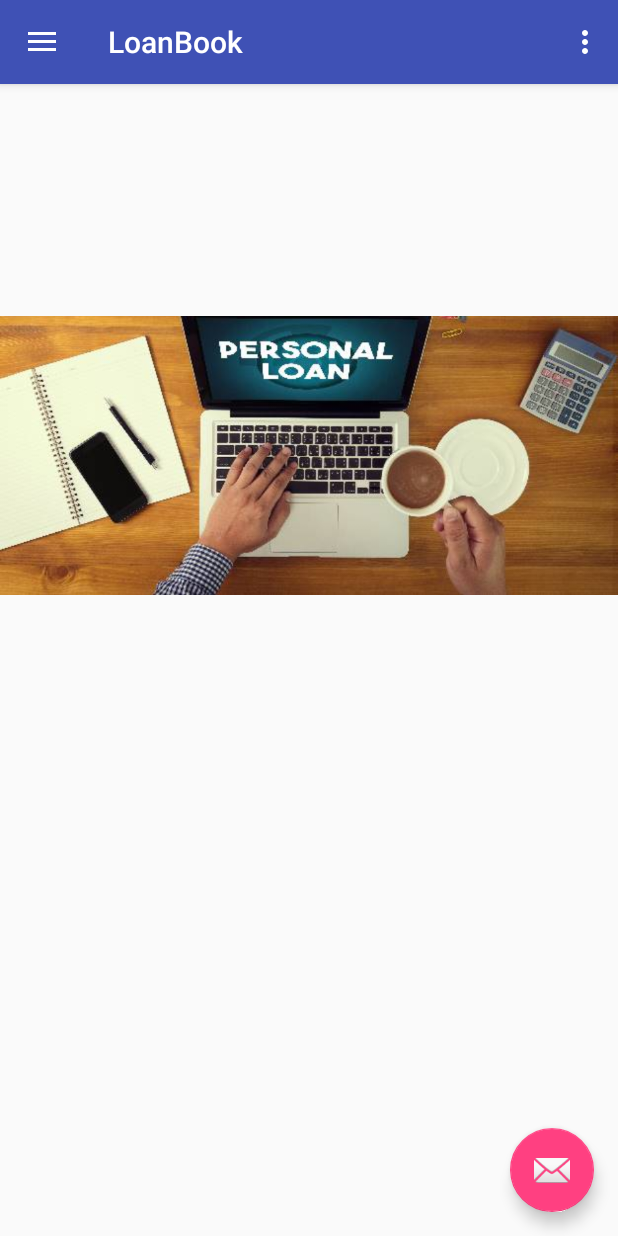
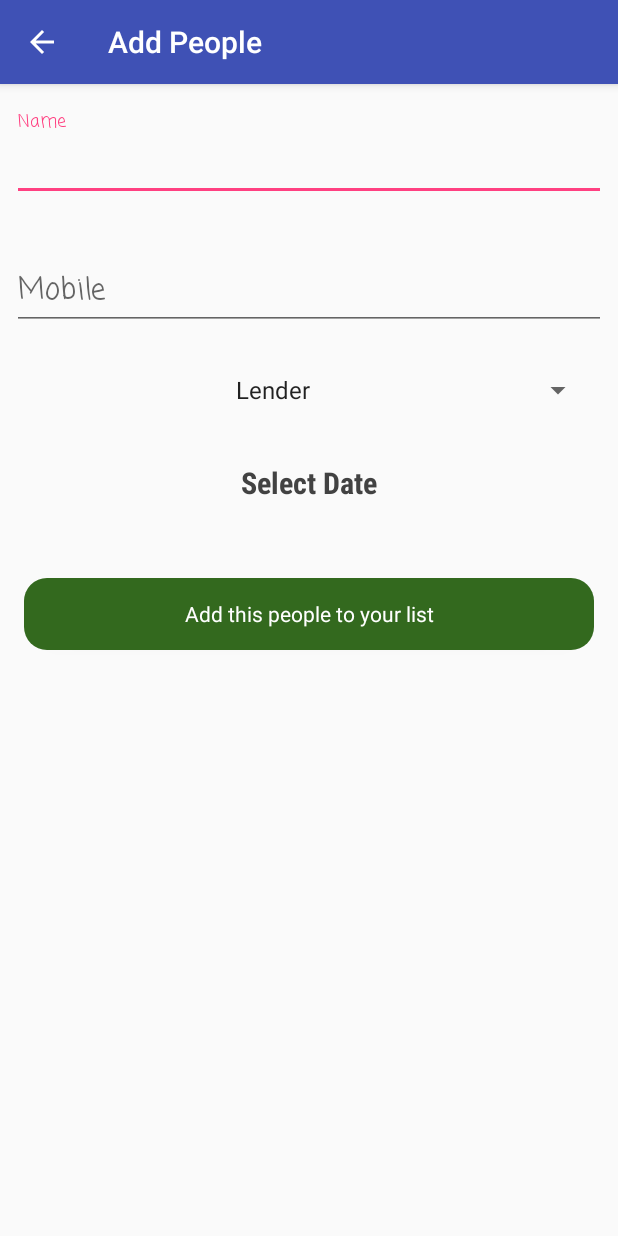
Before and after one commit to sudipto-me/LoanBook, an Android app: the MainActivity screen opened directly, with no data from a screen before it, in the side drawer, after a tap on "Add People", on a phone screen of 412 x 824 dp. Run offline under Robolectric (Android 15) with nearby library versions, the phone set to English and light mode, and no system bars.

Commit message:
user added in the database

```diff
--- /dev/null
+++ b/app/src/main/java/com/example/user/loanbook/AddPeopleActivity.java
@@ -0,0 +1,106 @@
+package com.example.user.loanbook;
+
+import android.app.DatePickerDialog;
+import android.content.Context;
+import android.database.Cursor;
+import android.graphics.Color;
+import android.graphics.drawable.ColorDrawable;
+import android.support.v7.app.AppCompatActivity;
+import android.os.Bundle;
+import android.util.Log;
+import android.view.View;
+import android.widget.Button;
+import android.widget.DatePicker;
+import android.widget.EditText;
+import android.widget.Spinner;
+import android.widget.TextView;
+
+import java.util.Calendar;
+
+public class AddPeopleActivity extends AppCompatActivity {
+
+    private static final String TAG = "MainActivity";
+    private TextView mDisplayDate;
+    private Spinner mSpinner;
+    private DatePickerDialog.OnDateSetListener mDateSetLisener;
+    Context context;
+    private EditText mPeoplesName, mPeoplesNumber;
+    private Button mAddPeople;
+    String peoplesName, peoplesNumber, peoplesType, date;
+    MyDb db;
+
+
+    @Override
+    protected void onCreate(Bundle savedInstanceState) {
+        super.onCreate(savedInstanceState);
+        setContentView(R.layout.activity_add_people);
+        setTitle("Add People");
+        getSupportActionBar().setDisplayHomeAsUpEnabled(true);
+        context = this;
+
+        mDisplayDate = (TextView) findViewById(R.id.tv_show_date);
+        mSpinner = (Spinner) findViewById(R.id.spr_man_type);
+        mPeoplesName = (EditText) findViewById(R.id.et_new_name);
+        mPeoplesNumber = (EditText) findViewById(R.id.et_new_number);
+        mAddPeople = (Button) findViewById(R.id.btn_add_people);
+
+
+    }
+
+    @Override
+    protected void onStart() {
+        super.onStart();
+
+
+        mDisplayDate.setOnClickListener(new View.OnClickListener() {
+            @Override
+            public void onClick(View view) {
+                Calendar cal = Calendar.getInstance();
+                int year = cal.get(Calendar.YEAR);
+                int month = cal.get(Calendar.MONTH);
+                int day = cal.get(Calendar.DAY_OF_MONTH);
+
+                DatePickerDialog dialog = new DatePickerDialog(context,
+                        android.R.style.Theme_DeviceDefault_Dialog_Alert,
+                        mDateSetLisener,
+                        year, month, day);
+
+                dialog.getWindow().setBackgroundDrawable(new ColorDrawable(Color.TRANSPARENT));
+                dialog.show();
+            }
+        });
+
+        mDateSetLisener = new DatePickerDialog.OnDateSetListener() {
+            @Override
+            public void onDateSet(DatePicker datePicker, int year, int month, int day) {
+
+                month = month + 1;
+                date = month + "/" + day + "/" + year;
+                mDisplayDate.setText(date);
+
+            }
+        };
+        db = new MyDb(this);
+
+
+        mAddPeople.setOnClickListener(new View.OnClickListener() {
+            @Override
+            public void onClick(View view) {
+                peoplesName = mPeoplesName.getText().toString().trim();
+                peoplesNumber = mPeoplesNumber.getText().toString().trim();
+                peoplesType = String.valueOf(mSpinner.getSelectedItem());
+
+                db.insertPeople(peoplesName, peoplesNumber, peoplesType, date);
+
+                Cursor cursor = db.getPeople();
+                if (cursor.moveToFirst()) {
+                    Log.d("Data" + "From" + cursor.getString(1), toString());
+                }
+
+
+            }
+        });
+
+
+    }
+}
--- a/app/src/main/java/com/example/user/loanbook/LoginActivity.java
+++ b/app/src/main/java/com/example/user/loanbook/LoginActivity.java
@@ -50,7 +50,7 @@ public class LoginActivity extends AppCompatActivity {
         db = new MyDb(this);
         Cursor cursor = db.getUser();
         if (cursor.moveToFirst()) {
-            Toast.makeText(LoginActivity.this, "GET DATA FROM DB" + cursor.getString(0), Toast.LENGTH_LONG).show();
+            //Toast.makeText(LoginActivity.this, "GET DATA FROM DB" + cursor.getString(0), Toast.LENGTH_LONG).show();
 
 
             //startActivity(new Intent(LoginActivity.this, LocationActivity.class));
--- a/app/src/main/java/com/example/user/loanbook/MainActivity.java
+++ b/app/src/main/java/com/example/user/loanbook/MainActivity.java
@@ -1,5 +1,6 @@
 package com.example.user.loanbook;
 
+import android.content.Intent;
 import android.os.Bundle;
 import android.support.design.widget.FloatingActionButton;
 import android.support.design.widget.Snackbar;
@@ -85,6 +86,8 @@ public class MainActivity extends AppCompatActivity
             // Handle the camera action
             Toast.makeText(MainActivity.this,"Hello World",Toast.LENGTH_SHORT).show();
         } else if (id == R.id.nav_gallery) {
+            Intent intent = new Intent(MainActivity.this,AddPeopleActivity.class);
+            startActivity(intent);
 
         } else if (id == R.id.nav_slideshow) {
 
--- a/app/src/main/java/com/example/user/loanbook/MyDb.java
+++ b/app/src/main/java/com/example/user/loanbook/MyDb.java
@@ -13,7 +13,7 @@ import android.database.sqlite.SQLiteOpenHelper;
 public class MyDb extends SQLiteOpenHelper {
 
     //database version
-    public static final int DATABASE_VERSION = 1;
+    public static final int DATABASE_VERSION = 3;
     //database name
     public static final String DATABASE_NAME = "loanbook.db";
     //table name
@@ -23,13 +23,26 @@ public class MyDb extends SQLiteOpenHelper {
     public static final String COLUMN_ONE = "name";
     public static final String COLUMN_TWO = "password";
 
+    //new table name
+    public static final String TABLE_PEOPLE = "PeoplesTable";
+    //column name
+    public static final String COLUMN_NAME = "name";
+    public static final String COLUMN_MOBILE = "mobile";
+    public static final String COLUMN_TYPE = "type";
+    public static final String COLUMN_DATE = "date";
+
+
     //table query
-    public static final String  SQL_CREATE_TABLE = "CREATE TABLE "+TABLE_NAME+"("+COLUMN_ONE+" TEXT,"+
-            COLUMN_TWO+" TEXT)";
+    public static final String SQL_CREATE_TABLE = "CREATE TABLE " + TABLE_NAME + "(" + COLUMN_ONE + " TEXT," +
+            COLUMN_TWO + " TEXT)";
+
+    public static final String SQL_CREATE_PEOPLE = "CREATE TABLE "+ TABLE_PEOPLE+ "("+ COLUMN_NAME+ " TEXT,"+
+            COLUMN_MOBILE+" TEXT,"+
+            COLUMN_TYPE+" TEXT,"+
+            COLUMN_DATE+" TEXT)";
 
     private static final String SQL_DELETE_ENTRIES =
             "DROP TABLE IF EXISTS " + TABLE_NAME;
-
 
 
     public MyDb(Context context) {
@@ -40,6 +53,7 @@ public class MyDb extends SQLiteOpenHelper {
     public void onCreate(SQLiteDatabase sqLiteDatabase) {
 
         sqLiteDatabase.execSQL(SQL_CREATE_TABLE);
+        sqLiteDatabase.execSQL(SQL_CREATE_PEOPLE);
 
 
     }
@@ -51,26 +65,41 @@ public class MyDb extends SQLiteOpenHelper {
         onCreate(sqLiteDatabase);
     }
 
-    //adding value in the database
-    public void insetUser(String value1,String value2){
+    //adding user in the database
+    public void insetUser(String value1, String value2) {
         SQLiteDatabase db = this.getWritableDatabase();
 
         //Create a new map of values
         ContentValues contentValues = new ContentValues();
-        contentValues.put(COLUMN_ONE,value1);
-        contentValues.put(COLUMN_TWO,value2);
+        contentValues.put(COLUMN_ONE, value1);
+        contentValues.put(COLUMN_TWO, value2);
 
         //create a new row in the database every time
-        long newRowId = db.insert(TABLE_NAME,null,contentValues);
+        long newRowId = db.insert(TABLE_NAME, null, contentValues);
 
     }
 
-    //showing values in the database
-    public Cursor getUser(){
+    //adding people in the database
+    public void insertPeople(String name,String number,String type,String date){
+        SQLiteDatabase db = this.getWritableDatabase();
+
+        //create a new map of values
+        ContentValues contentValues = new ContentValues();
+        contentValues.put(COLUMN_NAME,name);
+        contentValues.put(COLUMN_MOBILE,number);
+        contentValues.put(COLUMN_TYPE,type);
+        contentValues.put(COLUMN_DATE,date);
+
+        //create a new row in the table
+        long newRowId = db.insert(TABLE_PEOPLE,null,contentValues);
+    }
+
+    //get user valued from the database
+    public Cursor getUser() {
         SQLiteDatabase db = this.getReadableDatabase();
 
-        String [] projection = {
-                COLUMN_ONE,COLUMN_TWO
+        String[] projection = {
+                COLUMN_ONE, COLUMN_TWO
         };
 
         Cursor cursor = db.query(TABLE_NAME,
@@ -85,4 +114,26 @@ public class MyDb extends SQLiteOpenHelper {
         return cursor;
     }
 
+    //get peoples information from the database
+    public Cursor getPeople(){
+        SQLiteDatabase db = this.getReadableDatabase();
+
+        String[] projection = {
+                COLUMN_NAME,
+                COLUMN_MOBILE,
+                COLUMN_TYPE,
+                COLUMN_DATE
+        };
+
+        Cursor cursor = db.query(TABLE_PEOPLE,
+                projection,
+                null,
+                null,
+                null,
+                null,
+                null);
+
+        return cursor;
+    }
+
 }
--- /dev/null
+++ b/app/src/main/res/layout/activity_add_people.xml
@@ -0,0 +1,81 @@
+<?xml version="1.0" encoding="utf-8"?>
+<LinearLayout xmlns:android="http://schemas.android.com/apk/res/android"
+    xmlns:app="http://schemas.android.com/apk/res-auto"
+    xmlns:tools="http://schemas.android.com/tools"
+    android:layout_width="match_parent"
+    android:layout_height="match_parent"
+    android:orientation="vertical"
+    tools:context="com.example.user.loanbook.AddPeopleActivity">
+
+    <android.support.design.widget.TextInputLayout
+        android:layout_width="match_parent"
+        android:layout_height="wrap_content"
+        android:layout_marginTop="16dp">
+
+        <EditText
+            android:id="@+id/et_new_name"
+            android:layout_width="match_parent"
+            android:layout_height="wrap_content"
+            android:layout_margin="8dp"
+            android:layout_marginTop="16dp"
+            android:ems="10"
+            android:fontFamily="casual"
+            android:hint="Name"
+            android:inputType="textPersonName"
+            android:textSize="20sp"
+            android:textStyle="normal" />
+
+    </android.support.design.widget.TextInputLayout>
+
+    <android.support.design.widget.TextInputLayout
+        android:layout_width="match_parent"
+        android:layout_height="wrap_content"
+        android:layout_marginTop="16dp">
+
+        <EditText
+            android:id="@+id/et_new_number"
+            android:layout_width="match_parent"
+            android:layout_height="wrap_content"
+            android:layout_margin="8dp"
+            android:ems="10"
+            android:fontFamily="casual"
+            android:hint="Mobile"
+            android:inputType="phone"
+            android:textSize="20sp"
+            android:textStyle="normal" />
+    </android.support.design.widget.TextInputLayout>
+
+
+    <Spinner
+        android:id="@+id/spr_man_type"
+        android:layout_width="match_parent"
+        android:layout_height="32dp"
+        android:layout_margin="16dp"
+        android:layout_marginTop="21dp"
+        android:entries="@array/type"
+        android:textAlignment="center" />
+
+    <TextView
+        android:id="@+id/tv_show_date"
+        android:layout_width="wrap_content"
+        android:layout_height="wrap_content"
+        android:layout_gravity="center"
+        android:layout_marginTop="16dp"
+        android:text="Select Date"
+        android:textSize="20sp"
+        android:textColor="#424242"
+        android:textStyle="bold"
+        android:fontFamily="sans-serif-condensed"/>
+
+    <Button
+        android:id="@+id/btn_add_people"
+        style="@style/AppTheme.RoundedCornerMaterialButton"
+        android:layout_width="match_parent"
+        android:layout_height="wrap_content"
+        android:layout_marginLeft="16dp"
+        android:layout_marginRight="16dp"
+        android:layout_marginTop="50dp"
+        android:text="Add this people to your list" />
+
+
+</LinearLayout>
--- a/app/src/main/res/values/strings.xml
+++ b/app/src/main/res/values/strings.xml
@@ -3,6 +3,9 @@
 
     <string name="navigation_drawer_open">Open navigation drawer</string>
     <string name="navigation_drawer_close">Close navigation drawer</string>
-
     <string name="action_settings">Settings</string>
+    <string-array name="type">
+        <item>Lender</item>
+        <item>Loaner</item>
+    </string-array>
 </resources>
```
Also changed, not shown: app/src/main/AndroidManifest.xml (+2 -5 lines).
